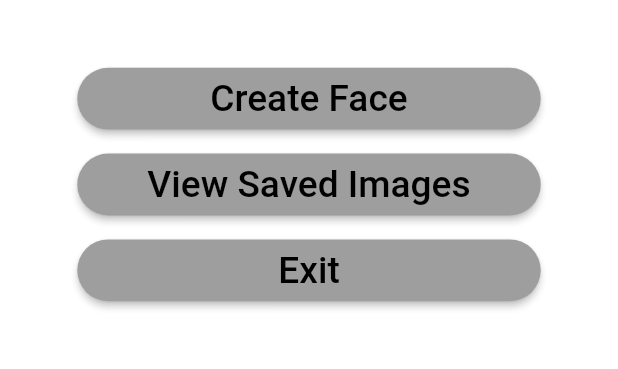
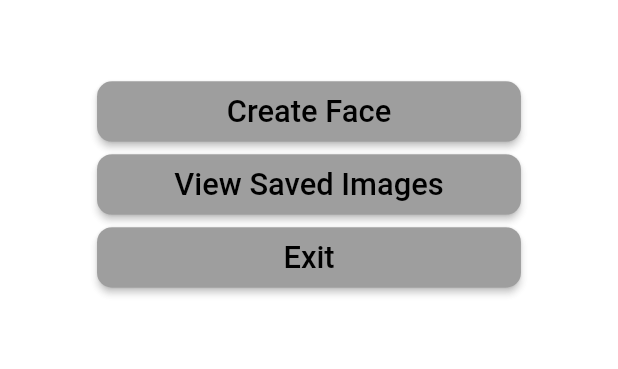
Before and after one commit to kitsune0530/sketch-to-face, a Flutter app: the screen it shows after launch, on a phone screen of 412 x 824 dp, the part 507-876 px from its top. Run offline on Flutter 3.47's test engine with Material 2 defaults, Android fonts, the phone set to English and light mode, and no system bars; our stand-ins replace camera, gallery_saver, image_picker, shared_preferences; missing offline and left inert: flutter_draw, mime_type, painter.

Commit message:
mobile no nullsafety

```diff
--- a/facegen/lib/main.dart
+++ b/facegen/lib/main.dart
@@ -5,6 +5,7 @@ import 'dart:developer' as dev;
 
 import 'package:camera/camera.dart';
 import 'package:facegen/page/main_mobile.dart';
+import 'package:facegen/sizing.dart';
 import 'package:facegen/web/main_web.dart';
 import 'package:flutter/material.dart';
 import 'package:flutter/services.dart';
@@ -93,6 +94,8 @@ List<String> desType = [
   "Eyebrows",
   "Beard"
 ];
+
+ContextSize size = new ContextSize();
 Future<void> main() async {
   print(">>Starting");
   // try {
--- a/facegen/lib/page/main_mobile.dart
+++ b/facegen/lib/page/main_mobile.dart
@@ -1,23 +1,47 @@
 // ignore_for_file: deprecated_member_use, prefer_const_constructors
 
 import 'package:facegen/page/canvas.dart';
+import 'package:facegen/page/view_gallery.dart';
 import 'package:facegen/shared_prefs_helper.dart';
+import 'package:facegen/sizing.dart';
 import 'package:flutter/material.dart';
 import 'package:facegen/helper/sizehelper.dart';
 import 'package:flutter/services.dart';
 
+import 'dart:developer' as dev;
 import 'package:shared_preferences/shared_preferences.dart';
+
+import '../main.dart';
 
 class MainMenu extends StatelessWidget {
   MainMenu(){
     SharedPrefsHelper.resetValues();
   }
+  // ContextSize size = new ContextSize();
 
   @override
   Widget build(BuildContext context) {
     double w = displayWidth(context);
     double h = displayHeight(context);
     MediaQuery.of(context).padding.top - kToolbarHeight;
+
+    double pad = w * 0.01;
+    double halfWidth = w * 0.5 - pad;
+    double width = w - pad;
+    double height = h - pad;
+    size.setTitleFont(w * 0.1);
+
+    size.setTextFont(w * 0.05);
+
+
+
+    size.setPad(pad);
+    size.setHalfWidth(halfWidth - pad * 10);
+    size.setWidth(width - pad);
+    size.setHeight(height - pad * 10);
+    size.setW(w);
+    size.setH(h);
+
     return Scaffold(
         backgroundColor: Colors.white24,
         body: Center(
@@ -38,8 +62,8 @@ class MainMenu extends StatelessWidget {
                 child: Column(
                   children: [
                     buildCanvasButton(w, context),
-                    buildImageViewerButton(w),
-                    buildExitButton(w)
+                    buildImageViewerButton(w, context),
+                    buildButton()
                   ],
                 ),
               )
@@ -48,56 +72,64 @@ class MainMenu extends StatelessWidget {
         ));
   }
 
-  Padding buildExitButton(double w) {
+
+  Padding buildButton() {
     return Padding(
-      padding: const EdgeInsets.all(8.0),
+      padding: EdgeInsets.all(size.getPad()),
       child: SizedBox(
-        height: w * 0.1,
-        width: w * 0.75, // match_parent
+        height: size.getWidth()* 0.1,
+        width: size.getWidth()*0.7, // match_parent
         child: RaisedButton(
             textColor: Colors.black,
             color: Colors.grey,
-            child: Text("Exit", style: TextStyle(fontSize: w * 0.06)),
+            child: Text("Exit", style: TextStyle(fontSize: size.getTextFont())),
             onPressed: () {
               SystemNavigator.pop();
             },
             shape: RoundedRectangleBorder(
-                borderRadius: BorderRadius.circular(30.0))),
+                borderRadius: BorderRadius.circular(10.0))),
       ),
     );
   }
 
 
-  Padding buildImageViewerButton(double w) {
+
+  Padding buildImageViewerButton(double w, BuildContext context) {
     return Padding(
-      padding: const EdgeInsets.all(8.0),
+      padding: EdgeInsets.all(size.getPad()),
       child: SizedBox(
-        height: w * 0.1,
-        width: w * 0.75, // match_parent
+        height: size.getWidth()*0.1,
+        width: size.getWidth()*0.7, // match_parent
         child: RaisedButton(
             textColor: Colors.black,
             color: Colors.grey,
             child:
-                Text("View Saved Images", style: TextStyle(fontSize: w * 0.06)),
-            onPressed: () {},
+                Text("View Saved Images", style: TextStyle(fontSize: size.getTextFont())),
+            onPressed: () {
+              dev.log("Open Gallery");
+              // Navigator.push(
+              // context,
+              // MaterialPageRoute(builder: (context) => OpenGallery()),
+              // );
+            },
             shape: RoundedRectangleBorder(
-                borderRadius: BorderRadius.circular(30.0))),
+                borderRadius: BorderRadius.circular(10.0))),
       ),
     );
   }
 
   Padding buildCanvasButton(double w, BuildContext context) {
     return Padding(
-      padding: const EdgeInsets.all(8.0),
+      padding:  EdgeInsets.all(size.getPad()),
       child: SizedBox(
-        height: w * 0.1,
-        width: w * 0.75, // match_parent
+        height: size.getWidth() * 0.1,
+        width: size.getWidth() * 0.7, // match_parent
         child: RaisedButton(
             textColor: Colors.black,
             color: Colors.grey,
             child: Text(
               "Create Face",
-              style: TextStyle(fontSize: w * 0.06),
+              style: TextStyle(fontSize:size.getTextFont()),
             ),
             onPressed: () {
               Navigator.push(
@@ -106,7 +138,7 @@ class MainMenu extends StatelessWidget {
               );
             },
             shape: RoundedRectangleBorder(
-                borderRadius: BorderRadius.circular(30.0))),
+                borderRadius: BorderRadius.circular(10.0))),
       ),
     );
   }
--- /dev/null
+++ b/facegen/lib/sizing.dart
@@ -0,0 +1,66 @@
+class ContextSize{
+  double pad = 0, halfWidth = 0, width = 0, height = 0, w = 0, h = 0, titleFont = 0, textFont = 0;
+
+  ContextSize(){
+    pad = 0;
+    halfWidth = 0;
+    width = 0;
+    height = 0;
+    w = 0;
+    h = 0;
+    titleFont = 0;
+    textFont = 0;
+  }
+
+  void setPad(double pad){
+    this.pad = pad;
+  }
+  void setHalfWidth(double halfWidth){
+    this.halfWidth = halfWidth;
+  }
+  void setWidth(double width){
+    this.width = width;
+  }
+  void setHeight(double height){
+    this.height = height;
+  }
+  void setW(double w){
+    this.w = w;
+  }
+  void setH(double h){
+    this.h = h;
+  }
+  void setTitleFont(double titleFont){
+    this.titleFont = titleFont;
+  }
+  void setTextFont(double textFont){
+    this.textFont = textFont;
+  }
+
+  double getPad(){
+    return this.pad;
+  }
+  double getHalfWidth(){
+    return this.halfWidth;
+  }
+  double getWidth(){
+    return this.width;
+  }
+  double getHeight(){
+    return this.height;
+  }
+  double getW(){
+    return this.w;
+  }
+  double getH(){
+    return this.h;
+  }
+  double getTitleFont(){
+    return this.titleFont;
+  }
+  double getTextFont(){
+    return this.textFont;
+  }
+
+
+}
--- a/facegen/pubspec.yaml
+++ b/facegen/pubspec.yaml
@@ -57,6 +57,9 @@ dependencies:
   file_picker: ^2.1.7
   mime_type: ^1.0.0
   crypto: ^2.1.5
+  gallery_view: ^1.0.0
+#  photo_manager: ^2.0.8
+  android_intent_plus: ^3.1.0
 
 dev_dependencies:
   flutter_test:
```
Also changed, not shown: facegen/lib/helper/customdialog.dart (+27 -20 lines), facegen/lib/page/canvas.dart (+82 -63 lines), facegen/lib/page/dropdown.dart (+45 -44 lines), facegen/lib/page/result.dart (+71 -25 lines), facegen/lib/page/summary.dart (+21 -13 lines), facegen/lib/page/view_gallery.dart (added, +24 -0 lines), facegen/lib/web/web_summary.dart (+6 -5 lines), facegen/pubspec.lock, 128 other files.
